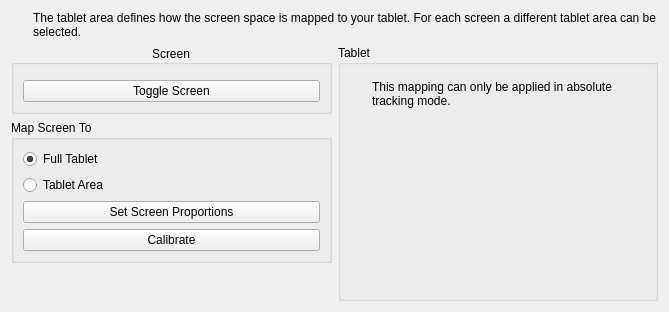
This is src/kcmodule/tabletareaselectionview.ui in KDE/wacomtablet as Qt 5 draws it before an edit. The edited form follows.
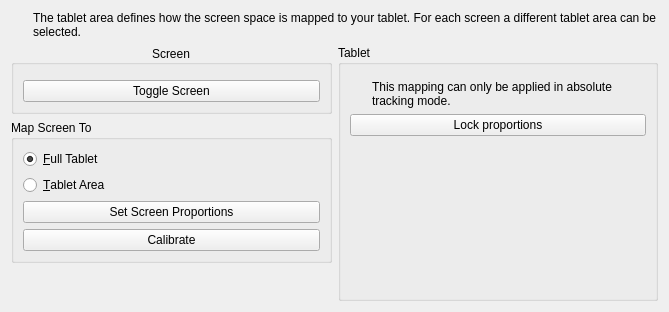
This is the edited form. Icons and pictures are not drawn. Custom widgets are drawn as their Qt base class.

Commit message: Implement "Lock propotions" option for tablet mapping screen

Diff of the .ui file:
```diff
--- a/src/kcmodule/tabletareaselectionview.ui
+++ b/src/kcmodule/tabletareaselectionview.ui
@@ -102,7 +102,7 @@
           <item>
            <widget class="QRadioButton" name="fullTabletRadioButton">
             <property name="text">
-             <string>Full Tablet</string>
+             <string>&amp;Full Tablet</string>
             </property>
             <property name="checked">
              <bool>true</bool>
@@ -112,7 +112,7 @@
           <item>
            <widget class="QRadioButton" name="tabletAreaRadioButton">
             <property name="text">
-             <string>Tablet Area</string>
+             <string>&amp;Tablet Area</string>
             </property>
            </widget>
           </item>
@@ -216,6 +216,20 @@
           </item>
          </layout>
         </item>
+        <item>
+         <widget class="QPushButton" name="buttonLockProportions">
+          <property name="text">
+           <string>Lock proportions</string>
+          </property>
+          <property name="icon">
+           <iconset theme="lock">
+            <normaloff>.</normaloff>.</iconset>
+          </property>
+          <property name="checkable">
+           <bool>true</bool>
+          </property>
+         </widget>
+        </item>
         <item>
          <spacer name="tabletFreeSpacer">
           <property name="orientation">
```
Left out of the diff: 33 changed lines with no effect on the pictures. The commit also changes 4 other files.
